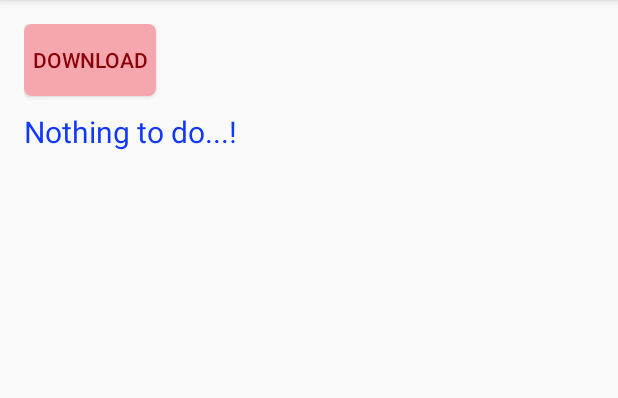
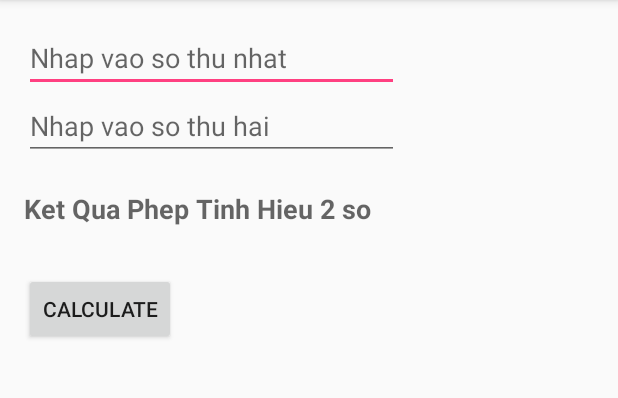
Before and after one commit to grazerjink/ANDROID, an Android app: the screen it shows after launch (MainActivity), on a phone screen of 412 x 824 dp, the part 84-482 px from its top. Run offline under Robolectric (Android 15) with nearby library versions, the phone set to English and light mode, and no system bars; 1 statement that could not run was skipped.

Commit message:
Demo Bind Service

```diff
--- a/DemoService/app/src/main/AndroidManifest.xml
+++ b/DemoService/app/src/main/AndroidManifest.xml
@@ -18,7 +18,7 @@
                 <category android:name="android.intent.category.LAUNCHER" />
             </intent-filter>
         </activity>
-        <service android:name=".DownloadService" android:enabled="true"/>
+        <service android:name=".MyBindService"/>
     </application>
 
 </manifest>
--- a/DemoService/app/src/main/java/app/graze/demoservice/MainActivity.java
+++ b/DemoService/app/src/main/java/app/graze/demoservice/MainActivity.java
@@ -1,34 +1,53 @@
 package app.graze.demoservice;
 
-import android.app.Activity;
-import android.content.BroadcastReceiver;
-import android.content.Context;
+import android.content.ComponentName;
 import android.content.Intent;
-import android.content.IntentFilter;
+import android.content.ServiceConnection;
+import android.os.IBinder;
 import android.support.v7.app.AppCompatActivity;
 import android.os.Bundle;
 import android.view.View;
-import android.widget.Button;
+import android.widget.EditText;
 import android.widget.TextView;
-import android.widget.Toast;
 
 public class MainActivity extends AppCompatActivity {
-    //    Button btnStart;
+//    Button btnStart;
 //    Button btnStop;
-    Button btnDownload;
-    TextView tvInfo;
-    private BroadcastReceiver receiver = new BroadcastReceiver() {
+//    Button btnDownload;
+//    TextView tvInfo;
+//    private BroadcastReceiver receiver = new BroadcastReceiver() {
+//        @Override
+//        public void onReceive(Context context, Intent intent) {
+//            String path_name = intent.getStringExtra(DownloadService.PATH);
+//            int result = intent.getIntExtra(DownloadService.RESULT, 0);
+//            if (result == Activity.RESULT_OK) {
+//                Toast.makeText(MainActivity.this, "Download Succeed", Toast.LENGTH_SHORT).show();
+//                tvInfo.setText("Download Succeed");
+//            } else {
+//                Toast.makeText(MainActivity.this, "Download Failed", Toast.LENGTH_SHORT).show();
+//                tvInfo.setText("Download Failed");
+//            }
+//        }
+//    };
+
+
+    EditText edtFirst, edtSecond;
+    TextView tvKetQua;
+    MyBindService myBindService;
+    boolean mBound;
+    ServiceConnection connectionMyService = new ServiceConnection() {
+
         @Override
-        public void onReceive(Context context, Intent intent) {
-            String path_name = intent.getStringExtra(DownloadService.PATH);
-            int result = intent.getIntExtra(DownloadService.RESULT, 0);
-            if (result == Activity.RESULT_OK) {
-                Toast.makeText(MainActivity.this, "Download Succeed", Toast.LENGTH_SHORT).show();
-                tvInfo.setText("Download Succeed");
-            } else {
-                Toast.makeText(MainActivity.this, "Download Failed", Toast.LENGTH_SHORT).show();
-                tvInfo.setText("Download Failed");
-            }
+        public void onServiceDisconnected(ComponentName componentName) {
+            mBound = false;
+            myBindService = null;
+        }
+
+        @Override
+        public void onServiceConnected(ComponentName componentName, IBinder service) {
+            mBound = true;
+            MyBindService.LocalBinder binder = (MyBindService.LocalBinder) service;
+            myBindService = binder.getService();
         }
     };
 
@@ -36,6 +55,7 @@ public class MainActivity extends AppCompatActivity {
     protected void onCreate(Bundle savedInstanceState) {
         super.onCreate(savedInstanceState);
         setContentView(R.layout.activity_main);
+        ////TODO: DEMO MUSIC SERVICE
 //        btnStart = (Button) findViewById(R.id.btnStart);
 //        btnStop = (Button) findViewById(R.id.btnStop);
 //
@@ -54,34 +74,63 @@ public class MainActivity extends AppCompatActivity {
 //                stopService(iStopMusic);
 //            }
 //        });
-        tvInfo = (TextView) findViewById(R.id.tvInfo);
-        btnDownload = (Button) findViewById(R.id.btnDownload);
 
-        btnDownload.setOnClickListener(new View.OnClickListener() {
-            @Override
-            public void onClick(View view) {
-                goToDownload();
-                tvInfo.setText("Waiting for downloading...!");
-            }
-        });
+
+        ////TODO DEMO DOWNLOAD SERVICE (INTENT SERVICE)
+//        tvInfo = (TextView) findViewById(R.id.tvInfo);
+//        btnDownload = (Button) findViewById(R.id.btnDownload);
+//
+//        btnDownload.setOnClickListener(new View.OnClickListener() {
+//            @Override
+//            public void onClick(View view) {
+//                goToDownload();
+//                tvInfo.setText("Waiting for downloading...!");
+//            }
+//        });
+
+        edtFirst = (EditText) findViewById(R.id.edtFirst);
+        edtSecond = (EditText) findViewById(R.id.edtSecond);
+        tvKetQua = (TextView) findViewById(R.id.tvKetQua);
+    }
+//
+//    @Override
+//    protected void onPause() {
+//        super.onPause();
+//        unregisterReceiver(receiver);
+//    }
+//
+//    @Override
+//    protected void onResume() {
+//        super.onResume();
+//        registerReceiver(receiver,new IntentFilter("app.graze.demoservice"));
+//    }
+//
+//    private void goToDownload() {
+//        Intent intent = new Intent(this, DownloadService.class);
+//        intent.putExtra(DownloadService.PATH, "http://au.vtcgame.vn/vipshop/trang-suc-c5/tui-cheo-yes--8623.html");
+//        intent.putExtra(DownloadService.FILE_NAME, "tuiyes.html");
+//        startService(intent);
+//    }
+
+
+    @Override
+    protected void onStart() {
+        super.onStart();
+        //Khi Ung dung bat dau
+        Intent intent = new Intent(MainActivity.this,MyBindService.class);
+        bindService(intent,connectionMyService,BIND_AUTO_CREATE);
     }
 
     @Override
-    protected void onPause() {
-        super.onPause();
-        unregisterReceiver(receiver);
+    protected void onStop() {
+        super.onStop();
+        myBindService.unbindService(connectionMyService);
+        mBound = false;
     }
 
-    @Override
-    protected void onResume() {
-        super.onResume();
-        registerReceiver(receiver,new IntentFilter("app.graze.demoservice"));
-    }
-
-    private void goToDownload() {
-        Intent intent = new Intent(this, DownloadService.class);
-        intent.putExtra(DownloadService.PATH, "http://au.vtcgame.vn/vipshop/trang-suc-c5/tui-cheo-yes--8623.html");
-        intent.putExtra(DownloadService.FILE_NAME, "tuiyes.html");
-        startService(intent);
+    public void Tinh(View v) {
+        double a = Double.parseDouble(edtFirst.getText().toString());
+        double b = Double.parseDouble(edtSecond.getText().toString());
+        tvKetQua.setText(String.valueOf(myBindService.TinhHieu2So(a,b)));
     }
 }
--- a/DemoService/app/src/main/res/layout/activity_main.xml
+++ b/DemoService/app/src/main/res/layout/activity_main.xml
@@ -10,27 +10,34 @@
     android:paddingTop="@dimen/activity_vertical_margin"
     tools:context="app.graze.demoservice.MainActivity">
 
+    <EditText
+        android:id="@+id/edtFirst"
+        android:layout_width="250dp"
+        android:layout_height="wrap_content"
+        android:hint="Nhap vao so thu nhat" />
+
+    <EditText
+        android:id="@+id/edtSecond"
+        android:layout_width="250dp"
+        android:layout_height="wrap_content"
+        android:hint="Nhap vao so thu hai" />
+
+    <TextView
+        android:id="@+id/tvKetQua"
+        android:layout_width="wrap_content"
+        android:layout_height="35dp"
+        android:layout_marginTop="20dp"
+        android:hint="Ket Qua Phep Tinh Hieu 2 so"
+        android:textColor="#FF0000"
+        android:textSize="18sp"
+        android:textStyle="bold"/>
+
     <Button
-        android:id="@+id/btnDownload"
+        android:id="@+id/btnTinh"
         android:layout_width="wrap_content"
         android:layout_height="wrap_content"
-        android:text="Download"
-        android:background="@drawable/button_state_color"
-        android:textColor="#890009"/>
+        android:layout_marginTop="20dp"
+        android:text="CALCULATE"
+        android:onClick="Tinh"/>
 
-    <TextView
-        android:id="@+id/tvInfo"
-        android:layout_marginTop="10dp"
-        android:layout_width="wrap_content"
-        android:layout_height="wrap_content"
-        android:text="Nothing to do...!"
-        android:textColor="#1038ff"
-        android:textSize="20sp"/>
-
-    <!--<Button-->
-        <!--android:id="@+id/btnStop"-->
-        <!--android:layout_marginLeft="20dp"-->
-        <!--android:layout_width="wrap_content"-->
-        <!--android:layout_height="wrap_content"-->
-        <!--android:text="Stop music" />-->
 </LinearLayout>
```
Also changed, not shown: DemoService/app/src/main/java/app/graze/demoservice/MyBindService.java (added, +31 -0 lines), DemoService/app/src/main/res/layout/demo_download_service.xml (added, +29 -0 lines), DemoService/app/src/main/res/layout/demo_music_player.xml (added, +24 -0 lines).
